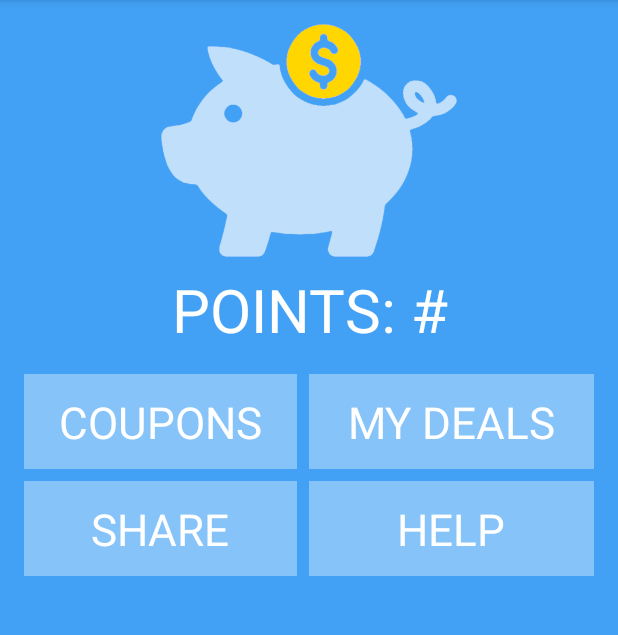
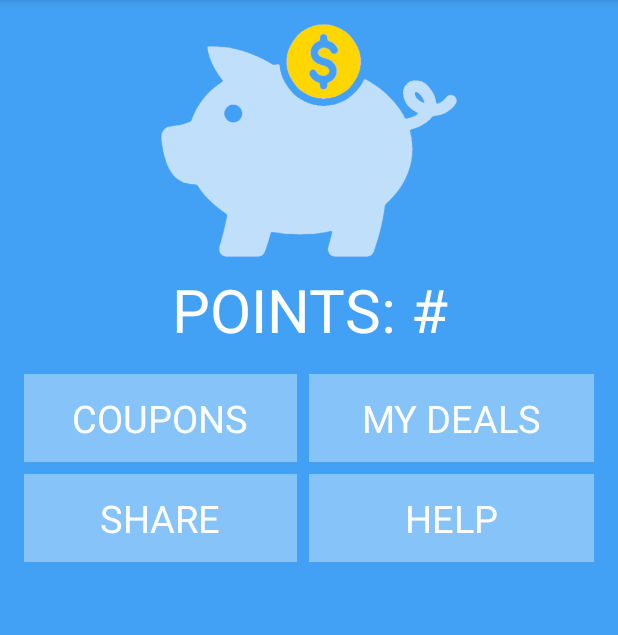
Before and after one commit to svyas33/ChargerPoints, an Android app: the screen it shows after launch (MainActivity), on a phone screen of 412 x 824 dp, the part 84-719 px from its top. Run offline under Robolectric (Android 15) with nearby library versions, the phone set to English and light mode, and no system bars.

Commit message:
changed textsize on MainActivity

```diff
--- a/app/src/main/res/layout/activity_main.xml
+++ b/app/src/main/res/layout/activity_main.xml
@@ -46,7 +46,7 @@
             android:background="#86c3f9"
             android:text="COUPONS"
             android:layout_below="@id/pts"
-            android:textSize="29sp"
+            android:textSize="25sp"
             android:padding="12dp"
             android:textColor="@android:color/white"
             android:layout_weight="1"
@@ -60,7 +60,7 @@
             android:background="#86c3f9"
             android:text="MY DEALS"
             android:layout_below="@id/pts"
-            android:textSize="29sp"
+            android:textSize="25sp"
             android:padding="12dp"
             android:textColor="@android:color/white"
             android:layout_weight="1"
@@ -80,7 +80,7 @@
             android:background="#86c3f9"
             android:text="SHARE"
             android:layout_below="@id/pts"
-            android:textSize="29sp"
+            android:textSize="25sp"
             android:padding="12dp"
             android:textColor="@android:color/white"
             android:layout_weight="1"
@@ -94,7 +94,7 @@
             android:background="#86c3f9"
             android:text="HELP"
             android:layout_below="@id/pts"
-            android:textSize="29sp"
+            android:textSize="25sp"
             android:padding="12dp"
             android:textColor="@android:color/white"
             android:layout_weight="1"
```
